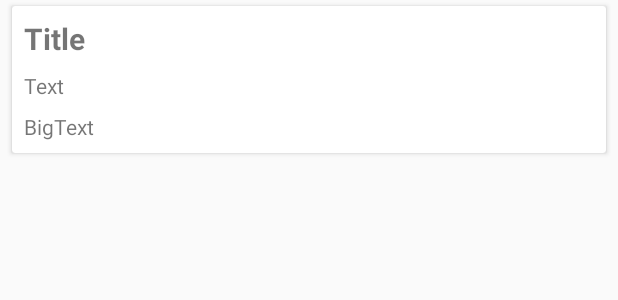
After one commit to Javidp/NotificationsCollector, an Android app: the layout notification_item.xml on its own in the app's theme, with its tools: preview values and no code run, on a phone screen of 412 x 824 dp. The commit adds this screen. Shown: the top 300 px of the screen. Run offline under Robolectric (Android 15) with nearby library versions, the phone set to English and light mode, and no system bars.

Commit message:
Add pagination & change design

```diff
--- a/app/build.gradle
+++ b/app/build.gradle
@@ -30,4 +30,6 @@ dependencies {
     testImplementation 'junit:junit:4.12'
     androidTestImplementation 'com.android.support.test:runner:1.0.2'
     androidTestImplementation 'com.android.support.test.espresso:espresso-core:3.0.2'
+    implementation 'com.android.support:recyclerview-v7:28.0.0'
+    implementation 'com.android.support:cardview-v7:28.0.0'
 }
--- a/app/src/main/java/com/jd/notificationscollector/services/StatusBarNotificationListenerService.kt
+++ b/app/src/main/java/com/jd/notificationscollector/services/StatusBarNotificationListenerService.kt
@@ -4,6 +4,7 @@ import android.service.notification.NotificationListenerService
 import android.service.notification.StatusBarNotification
 import android.util.Log
 import com.jd.notificationscollector.NotificationsCollectorDatabase
+import com.jd.notificationscollector.model.Notification
 
 
 class StatusBarNotificationListenerService: NotificationListenerService() {
@@ -22,7 +23,7 @@ class StatusBarNotificationListenerService: NotificationListenerService() {
             Log.i("NLS", "notification title: $title, message: $text, big text: $bigText")
 
             val db = NotificationsCollectorDatabase(applicationContext)
-            db.saveNotification(title.toString(), text.toString(), bigText.toString())
+            db.saveNotification(Notification(title.toString(), text.toString(), bigText.toString(), System.currentTimeMillis()))
         } catch (e: Exception) {}
     }
 
--- /dev/null
+++ b/app/src/main/res/layout/notification_item.xml
@@ -0,0 +1,59 @@
+<?xml version="1.0" encoding="utf-8"?>
+<android.support.v7.widget.CardView xmlns:android="http://schemas.android.com/apk/res/android"
+                                    xmlns:app="http://schemas.android.com/apk/res-auto"
+                                    xmlns:tools="http://schemas.android.com/tools"
+                                    android:layout_width="match_parent"
+                                    android:layout_height="wrap_content"
+                                    android:layout_marginLeft="8dp"
+                                    android:layout_marginRight="8dp"
+                                    android:layout_marginEnd="8dp"
+                                    android:layout_marginStart="8dp"
+                                    android:layout_marginBottom="4dp"
+                                    android:layout_marginTop="4dp"
+                                    app:cardBackgroundColor="@android:color/background_light"
+                                    android:foreground="?android:attr/selectableItemBackground"
+                                    android:clickable="true"
+                                    android:focusable="true">
+
+    <android.support.constraint.ConstraintLayout
+            android:layout_width="match_parent"
+            android:layout_height="match_parent">
+
+        <TextView
+                android:id="@+id/notification_title"
+                tools:text="Title"
+                android:layout_width="0dp"
+                android:layout_height="wrap_content"
+                app:layout_constraintTop_toTopOf="parent"
+                app:layout_constraintStart_toStartOf="parent"
+                app:layout_constraintEnd_toEndOf="parent"
+                android:layout_marginTop="8dp"
+                android:layout_marginStart="8dp"
+                android:layout_marginEnd="8dp"
+                android:textSize="20sp"
+                android:textStyle="bold"/>
+
+        <TextView
+                android:id="@+id/notification_text"
+                tools:text="Text"
+                android:layout_width="0dp"
+                android:layout_height="wrap_content"
+                app:layout_constraintStart_toStartOf="parent" android:layout_marginStart="8dp"
+                android:layout_marginEnd="8dp"
+                app:layout_constraintEnd_toEndOf="parent"
+                app:layout_constraintTop_toBottomOf="@id/notification_title"
+                android:layout_marginTop="8dp"/>
+
+        <TextView
+                android:id="@+id/notification_big_text"
+                tools:text="BigText"
+                android:layout_width="0dp"
+                android:layout_height="wrap_content"
+                app:layout_constraintStart_toStartOf="parent" android:layout_marginStart="8dp"
+                android:layout_marginEnd="8dp"
+                app:layout_constraintEnd_toEndOf="parent"
+                app:layout_constraintTop_toBottomOf="@id/notification_text"
+                android:layout_marginTop="8dp" app:layout_constraintBottom_toBottomOf="parent"
+                android:layout_marginBottom="8dp"/>
+    </android.support.constraint.ConstraintLayout>
+</android.support.v7.widget.CardView>
--- a/app/src/main/res/values/strings.xml
+++ b/app/src/main/res/values/strings.xml
@@ -1,3 +1,9 @@
 <resources>
     <string name="app_name">Notifications Collector</string>
+    <string name="load_more_btn_text">Load more</string>
+    <string name="clear_btn_text">Clear</string>
+    <string name="clear_confirm_title">Delete notifications</string>
+    <string name="clear_confirm_message">Are you sure you want to delete all notifications? This can not be undone.</string>
+    <string name="confirm_positive">Yes</string>
+    <string name="confirm_negative">No</string>
 </resources>
```
Also changed, not shown: app/src/main/java/com/jd/notificationscollector/MainActivity.kt (+75 -30 lines), app/src/main/java/com/jd/notificationscollector/NotificationsCollectorDatabase.kt (+20 -14 lines), app/src/main/java/com/jd/notificationscollector/NotificationsRecyclerAdapter.kt (added, +50 -0 lines), app/src/main/java/com/jd/notificationscollector/model/Notification.kt (+8 -4 lines), app/src/main/res/layout/activity_main.xml (+14 -30 lines), app/src/main/res/layout/notifications_load_more_item.xml (added, +9 -0 lines), app/src/main/res/menu/top_bar_menu.xml (added, +9 -0 lines), 1 other file.
